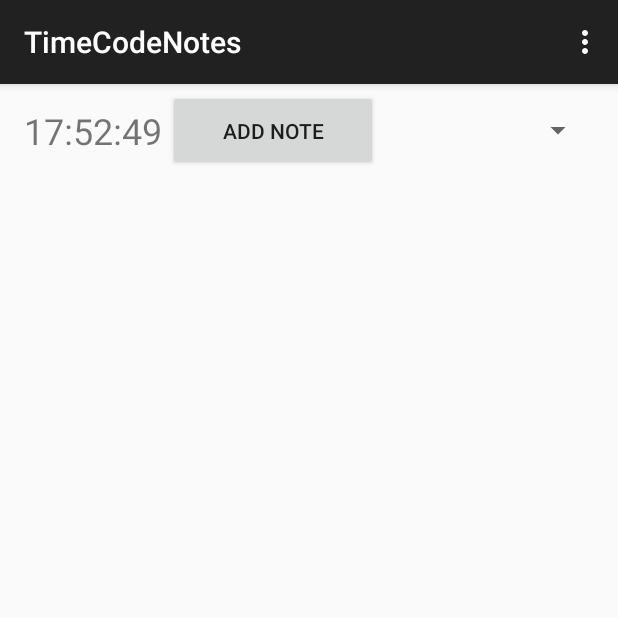
After one commit to cwalsvick/TimecodedNotes, an Android app: the TakeNotesActivity screen opened directly, with no data from a screen before it, on a phone screen of 412 x 824 dp, the top half of it. The commit adds this screen. Run offline under Robolectric (Android 15) with nearby library versions, the phone set to English and light mode, and no system bars; 4 statements that could not run were skipped.

Commit message:
Take Notes Task Basics

```diff
--- a/app/src/main/AndroidManifest.xml
+++ b/app/src/main/AndroidManifest.xml
@@ -16,6 +16,10 @@
                 <category android:name="android.intent.category.LAUNCHER" />
             </intent-filter>
         </activity>
+        <activity
+            android:name=".TakeNotesActivity"
+            android:label="@string/app_name" >
+        </activity>
     </application>
 
 </manifest>
--- a/app/src/main/java/com/walsvick/christopher/timecodenotes/NewProjectDialog.java
+++ b/app/src/main/java/com/walsvick/christopher/timecodenotes/NewProjectDialog.java
@@ -217,8 +217,8 @@ public class NewProjectDialog implements DatePickerDialog.OnDateSetListener {
 
         final EditText editText = new EditText(context);
         editText.setHint(context.getResources().getString(R.string.dialog_new_project_add_info_hint));
+        editText.setInputType(InputType.TYPE_TEXT_FLAG_CAP_SENTENCES|InputType.TYPE_TEXT_FLAG_MULTI_LINE);
         editText.setSingleLine(false);
-        editText.setInputType(InputType.TYPE_TEXT_FLAG_MULTI_LINE);
         editText.setOnFocusChangeListener(new View.OnFocusChangeListener() {
             @Override
             public void onFocusChange(View v, boolean hasFocus) {
--- /dev/null
+++ b/app/src/main/java/com/walsvick/christopher/timecodenotes/TakeNotesActivity.java
@@ -0,0 +1,182 @@
+package com.walsvick.christopher.timecodenotes;
+
+import android.app.AlertDialog;
+import android.content.Context;
+import android.content.DialogInterface;
+import android.content.Intent;
+import android.os.Bundle;
+import android.os.Handler;
+import android.support.v7.app.ActionBarActivity;
+import android.text.InputType;
+import android.view.Menu;
+import android.view.MenuItem;
+import android.view.View;
+import android.view.inputmethod.EditorInfo;
+import android.view.inputmethod.InputMethodManager;
+import android.widget.ArrayAdapter;
+import android.widget.Button;
+import android.widget.EditText;
+import android.widget.ListView;
+import android.widget.Spinner;
+import android.widget.TextView;
+
+import com.walsvick.christopher.timecodenotes.com.walsvick.christopher.timecodenodes.model.Note;
+import com.walsvick.christopher.timecodenotes.com.walsvick.christopher.timecodenodes.model.Project;
+
+import org.apache.commons.lang3.StringUtils;
+import org.joda.time.LocalTime;
+
+
+public class TakeNotesActivity extends ActionBarActivity {
+
+    private Project project;
+    private ListView noteListView;
+    private NoteListAdapter noteListAdapter;
+
+    private LocalTime timeCode;
+
+    private TextView timeCodeTextView;
+    private Button addNoteButton;
+    private Spinner cameraSpinner;
+
+    @Override
+    protected void onCreate(Bundle savedInstanceState) {
+        super.onCreate(savedInstanceState);
+        setContentView(R.layout.activity_take_notes);
+
+        getSelectedProject();
+        setTitle(project.getName());
+
+        noteListView = (ListView) findViewById(R.id.take_notes_list_view);
+        noteListAdapter = new NoteListAdapter(this, project.getNoteList());
+        noteListView.setAdapter(noteListAdapter);
+
+        timeCode = new LocalTime();
+        timeCodeTextView = (TextView) findViewById(R.id.take_notes_time_code_text_view);
+        setUpTimeCodeRunnable();
+
+        addNoteButton = (Button) findViewById(R.id.take_notes_add_note_button);
+        createAddNoteButtonListener();
+
+        cameraSpinner = (Spinner) findViewById(R.id.take_notes_camera_spinner);
+        initCameraSpinner();
+    }
+
+    private void initCameraSpinner() {
+        ArrayAdapter<String> dataAdapter = new ArrayAdapter<String>(this,
+                android.R.layout.simple_spinner_item, project.getCameraListNames());
+
+        dataAdapter.setDropDownViewResource(android.R.layout.simple_spinner_dropdown_item);
+        cameraSpinner.setAdapter(dataAdapter);
+    }
+
+    private void createAddNoteButtonListener() {
+        addNoteButton.setOnClickListener(new View.OnClickListener() {
+            @Override
+            public void onClick(View v) {
+                Note note = new Note(timeCode.now());
+                note.setCamera(project.getCameraList().get(cameraSpinner.getSelectedItemPosition()));
+                launchNewNoteDialog(note);
+            }
+        });
+    }
+
+    private void launchNewNoteDialog(final Note note) {
+        AlertDialog.Builder builder = new AlertDialog.Builder(this);
+
+        final EditText editText = new EditText(this);
+        editText.setText(note.getNote());
+        editText.setInputType(InputType.TYPE_TEXT_FLAG_CAP_SENTENCES | InputType.TYPE_TEXT_FLAG_MULTI_LINE);
+        editText.setSingleLine(false);
+        editText.setOnFocusChangeListener(new View.OnFocusChangeListener() {
+            @Override
+            public void onFocusChange(View v, boolean hasFocus) {
+                editText.post(new Runnable() {
+                    @Override
+                    public void run() {
+                        InputMethodManager inputMethodManager = (InputMethodManager) getSystemService(Context.INPUT_METHOD_SERVICE);
+                        inputMethodManager.showSoftInput(editText, InputMethodManager.SHOW_IMPLICIT);
+                    }
+                });
+            }
+        });
+        editText.requestFocus();
+        builder.setView(editText);
+
+        builder.setTitle("Camera " + note.getCamera().getName()
+                + " - " + note.getTimeCode().toString("HH:mm:ss"));
+        builder.setPositiveButton(getResources().getString(R.string.dialog_new_note_create),
+                new DialogInterface.OnClickListener() {
+
+                    @Override
+                    public void onClick(DialogInterface dialog, int which) {
+                        note.setNote(editText.getText().toString());
+                        project.addNote(note);
+                        noteListAdapter.notifyDataSetChanged();
+                    }
+                });
+        builder.setNegativeButton(getResources().getString(R.string.dialog_new_note_cancel),
+                new DialogInterface.OnClickListener() {
+
+                    @Override
+                    public void onClick(DialogInterface dialog, int which) {
+                        dialog.cancel();
+                    }
+                });
+
+        AlertDialog dialog = builder.create();
+        dialog.setCanceledOnTouchOutside(false);
+        dialog.show();
+    }
+
+    private void setUpTimeCodeRunnable() {
+        Thread t = new Thread() {
+
+            @Override
+            public void run() {
+                try {
+                    while (!isInterrupted()) {
+                        Thread.sleep(1000);
+                        runOnUiThread(new Runnable() {
+                            @Override
+                            public void run() {
+                                timeCodeTextView.setText(timeCode.now().toString("HH:mm:ss"));
+                            }
+                        });
+                    }
+                } catch (InterruptedException e) {
+                }
+            }
+        };
+
+        t.start();
+    }
+
+    private void getSelectedProject() {
+        Intent i = getIntent();
+        project = i.getParcelableExtra(MainActivity.SELECTED_PROJECT);
+    }
+
+
+    @Override
+    public boolean onCreateOptionsMenu(Menu menu) {
+        // Inflate the menu; this adds items to the action bar if it is present.
+        getMenuInflater().inflate(R.menu.menu_take_notes, menu);
+        return true;
+    }
+
+    @Override
+    public boolean onOptionsItemSelected(MenuItem item) {
+        // Handle action bar item clicks here. The action bar will
+        // automatically handle clicks on the Home/Up button, so long
+        // as you specify a parent activity in AndroidManifest.xml.
+        int id = item.getItemId();
+
+        //noinspection SimplifiableIfStatement
+        if (id == R.id.action_settings) {
+            return true;
+        }
+
+        return super.onOptionsItemSelected(item);
+    }
+}
--- /dev/null
+++ b/app/src/main/res/layout/activity_take_notes.xml
@@ -0,0 +1,45 @@
+<LinearLayout xmlns:android="http://schemas.android.com/apk/res/android"
+    xmlns:tools="http://schemas.android.com/tools"
+    android:layout_width="match_parent"
+    android:layout_height="match_parent"
+    android:orientation="vertical"
+    android:paddingLeft="@dimen/activity_horizontal_margin"
+    android:paddingRight="@dimen/activity_horizontal_margin"
+    tools:context=".TakeNotes">
+
+    <LinearLayout
+        android:layout_width="fill_parent"
+        android:layout_height="62dp">
+        <TextView
+            android:id="@+id/take_notes_time_code_text_view"
+            android:layout_width="wrap_content"
+            android:layout_height="fill_parent"
+            android:text="HH:MM:SS"
+            android:textSize="24dp"
+            android:gravity="left|center_vertical"/>
+
+        <Button
+            android:id="@+id/take_notes_add_note_button"
+            android:layout_width="0dip" android:layout_weight="3"
+            android:layout_height="fill_parent"
+            android:layout_margin="4dp"
+            android:text="Add Note"
+            android:textSize="14dp"
+            android:layout_gravity="right|center_vertical"/>
+
+        <Spinner
+            android:id="@+id/take_notes_camera_spinner"
+            android:layout_width="0dip" android:layout_weight="3"
+            android:layout_height="fill_parent">
+
+            </Spinner>
+
+        </LinearLayout>
+
+    <ListView
+        android:layout_width="wrap_content"
+        android:layout_height="wrap_content"
+        android:id="@+id/take_notes_list_view"
+        android:layout_centerHorizontal="true"
+        android:layout_alignParentTop="true" />
+</LinearLayout>
--- /dev/null
+++ b/app/src/main/res/menu/menu_take_notes.xml
@@ -0,0 +1,6 @@
+<menu xmlns:android="http://schemas.android.com/apk/res/android"
+    xmlns:app="http://schemas.android.com/apk/res-auto"
+    xmlns:tools="http://schemas.android.com/tools" tools:context=".MainActivity">
+    <item android:id="@+id/action_settings" android:title="@string/action_settings"
+        android:orderInCategory="100" app:showAsAction="never" />
+</menu>
--- a/app/src/main/res/values/strings.xml
+++ b/app/src/main/res/values/strings.xml
@@ -18,5 +18,8 @@
     <string name="dialog_new_project_done">Done</string>
     <string name="dialog_new_project_add_info_title">Additional Information</string>
     <string name="dialog_new_project_add_info_hint">Add any additional information\nfor your project here.</string>
+    <string name="list_view_project_cameras_label">Cameras: </string>
+    <string name="dialog_new_note_create">Create</string>
+    <string name="dialog_new_note_cancel">Cancel</string>
 
 </resources>
```
Also changed, not shown: app/src/main/java/com/walsvick/christopher/timecodenotes/DatePickerFragment.java (deleted, +0 -38 lines), app/src/main/java/com/walsvick/christopher/timecodenotes/MainActivity.java (+20 -1 lines), app/src/main/java/com/walsvick/christopher/timecodenotes/NoteListAdapter.java (added, +69 -0 lines), app/src/main/java/com/walsvick/christopher/timecodenotes/ProjectListAdapter.java (+10 -4 lines), app/src/main/java/com/walsvick/christopher/timecodenotes/com/walsvick/christopher/timecodenodes/model/Camera.java (+29 -1 lines), app/src/main/java/com/walsvick/christopher/timecodenotes/com/walsvick/christopher/timecodenodes/model/Note.java (added, +67 -0 lines), app/src/main/java/com/walsvick/christopher/timecodenotes/com/walsvick/christopher/timecodenodes/model/Project.java (+51 -1 lines), app/src/main/res/layout/list_view_item_note.xml (added, +35 -0 lines), app/src/main/res/layout/list_view_item_project.xml (+63 -4 lines), app/libs/commons-lang3-3.3.2.jar (added).
